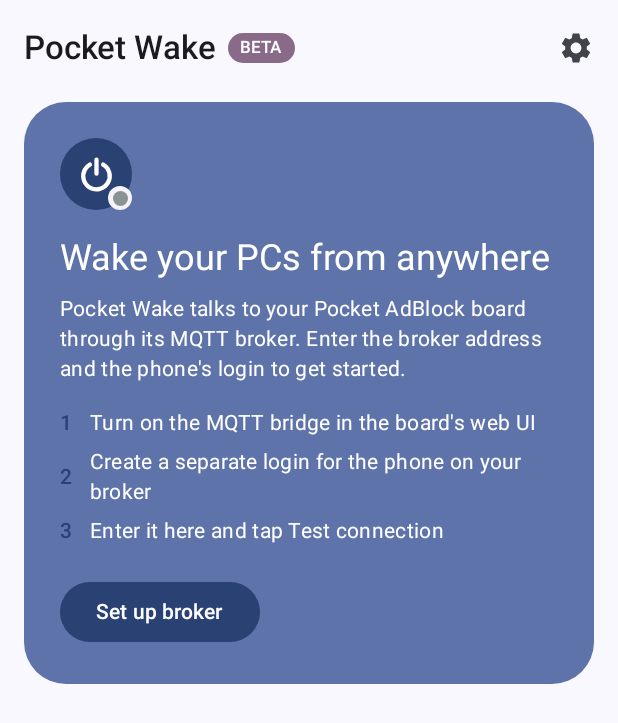
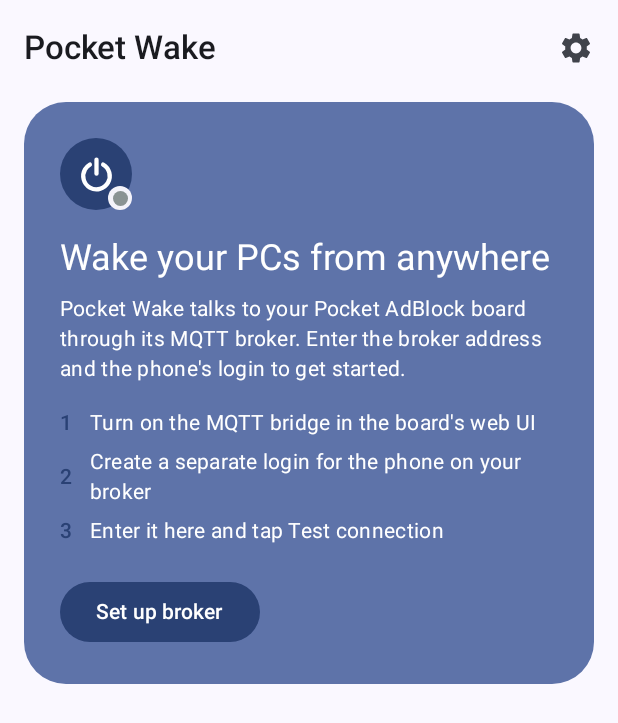
Before and after one commit to joanrra2/pocket-wake, an Android app built with Jetpack Compose: the composable HomeScreen shown on its own in the app's theme, on a phone screen of 412 x 824 dp. Shown: the top 723 px of the screen. Run offline under Robolectric (Android 15) with nearby library versions, the phone set to English and light mode, and no system bars.

Commit message:
Out of beta for 0.2.0 (#6)
The home screen pill, "(beta)" in About, the web app's header label and the
README / setup guide notices go. The fallback version name is 0.2.0, and the
web app's cache name moves on so installed copies pick up the change.

Co-authored-by: Joan <support@waatic.com>

```diff
--- a/app/build.gradle.kts
+++ b/app/build.gradle.kts
@@ -25,7 +25,7 @@ android {
         minSdk = 26
         targetSdk = 36
         versionCode = ciRunNumber ?: 1
-        versionName = ciTag ?: "0.3.1-beta"
+        versionName = ciTag ?: "0.2.0"
     }
 
     signingConfigs {
--- a/app/src/main/java/io/github/joanrra2/pocketwake/ui/HomeScreen.kt
+++ b/app/src/main/java/io/github/joanrra2/pocketwake/ui/HomeScreen.kt
@@ -82,7 +82,6 @@ import io.github.joanrra2.pocketwake.core.WAKE_TIMEOUT_MS
 import io.github.joanrra2.pocketwake.core.WakeStatus
 import io.github.joanrra2.pocketwake.mqtt.Connection
 import io.github.joanrra2.pocketwake.shortcut.WakeShortcuts
-import io.github.joanrra2.pocketwake.ui.components.BetaPill
 import io.github.joanrra2.pocketwake.ui.components.InfoRow
 import io.github.joanrra2.pocketwake.ui.components.Mono
 import io.github.joanrra2.pocketwake.ui.components.PowerAvatar
@@ -118,11 +117,7 @@ fun HomeScreen(
             TopAppBar(
                 title = {
                     Column {
-                        Row(verticalAlignment = Alignment.CenterVertically) {
-                            Text("Pocket Wake", style = MaterialTheme.typography.titleLarge)
-                            Spacer(Modifier.width(8.dp))
-                            BetaPill()
-                        }
+                        Text("Pocket Wake", style = MaterialTheme.typography.titleLarge)
                         if (configured) {
                             Text(
                                 ui.profile.host,
--- a/app/src/main/java/io/github/joanrra2/pocketwake/ui/SettingsScreen.kt
+++ b/app/src/main/java/io/github/joanrra2/pocketwake/ui/SettingsScreen.kt
@@ -300,7 +300,7 @@ fun SettingsScreen(
 
             SectionTitle("About")
             Text(
-                "Pocket Wake ${BuildConfigInfo.versionName(androidx.compose.ui.platform.LocalContext.current)} (beta) · for the Pocket AdBlock board's Wake-on-LAN MQTT bridge.\n" +
+                "Pocket Wake ${BuildConfigInfo.versionName(androidx.compose.ui.platform.LocalContext.current)} · for the Pocket AdBlock board's Wake-on-LAN MQTT bridge.\n" +
                     "Connects only while the app is open. No analytics, no ads; nothing leaves the phone except the MQTT connection to your broker.\n" +
                     "Setup guide and bug reports: github.com/joanrra2/pocket-wake",
                 style = MaterialTheme.typography.bodySmall,
--- a/app/src/main/java/io/github/joanrra2/pocketwake/ui/components/Components.kt
+++ b/app/src/main/java/io/github/joanrra2/pocketwake/ui/components/Components.kt
@@ -145,20 +145,6 @@ fun SectionTitle(
     }
 }
 
-/** Small "BETA" label shown next to the app name while the app is in beta. */
-@Composable
-fun BetaPill(modifier: Modifier = Modifier) {
-    Text(
-        "BETA",
-        modifier = modifier
-            .clip(CircleShape)
-            .background(MaterialTheme.colorScheme.tertiaryContainer)
-            .padding(horizontal = 8.dp, vertical = 2.dp),
-        style = MaterialTheme.typography.labelSmall,
-        color = MaterialTheme.colorScheme.onTertiaryContainer,
-    )
-}
-
 /** Monospace text for topics. */
 @Composable
 fun Mono(text: String, modifier: Modifier = Modifier, color: Color = MaterialTheme.colorScheme.onSurfaceVariant) {
```
Also changed, not shown: 6 other files.
